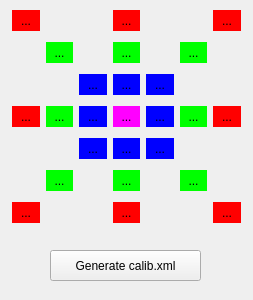
First picture: the form in gencalibxml.ui, repository JairoSalazarV/QtHypCam, before the edit.
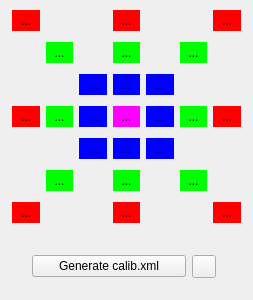
Second picture: the form after the edit. Icons and pictures are not drawn.

```diff
--- a/gencalibxml.ui
+++ b/gencalibxml.ui
@@ -513,18 +513,39 @@
     <string>...</string>
    </property>
   </widget>
-  <widget class="QPushButton" name="pbGenCal">
+  <widget class="QWidget" name="">
    <property name="geometry">
     <rect>
-     <x>50</x>
+     <x>32</x>
      <y>250</y>
-     <width>151</width>
-     <height>31</height>
+     <width>184</width>
+     <height>34</height>
     </rect>
    </property>
-   <property name="text">
-    <string>Generate calib.xml</string>
-   </property>
+   <layout class="QGridLayout" name="gridLayout">
+    <item row="0" column="0">
+     <widget class="QPushButton" name="pbGenCal">
+      <property name="text">
+       <string>Generate calib.xml</string>
+      </property>
+     </widget>
+    </item>
+    <item row="0" column="1">
+     <widget class="QToolButton" name="pbFiles">
+      <property name="toolTip">
+       <string>&lt;html&gt;&lt;head/&gt;&lt;body&gt;&lt;p&gt;Open in files&lt;/p&gt;&lt;/body&gt;&lt;/html&gt;</string>
+      </property>
+      <property name="text">
+       <string/>
+      </property>
+      <property name="icon">
+       <iconset>
+        <normalon>:/new/icons/imagenInte/folder-icon.png</normalon>
+       </iconset>
+      </property>
+     </widget>
+    </item>
+   </layout>
   </widget>
  </widget>
  <resources/>
```
